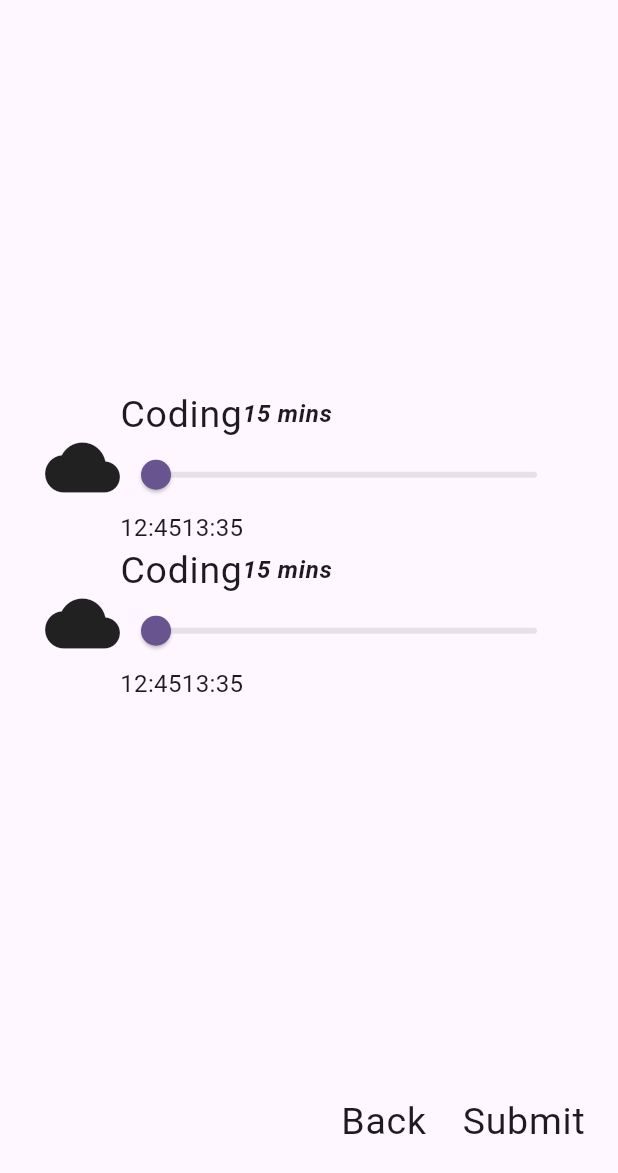
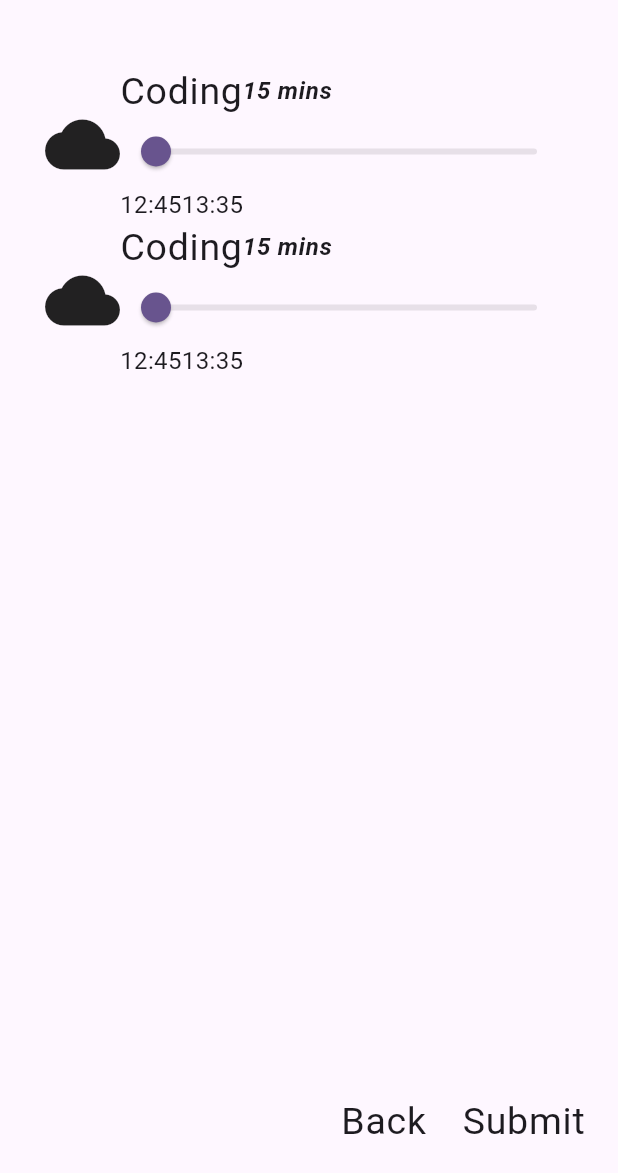
Before and after one commit to EonMurph/FooTime, a Flutter app: the TrackerPage screen opened directly, on a phone screen of 412 x 824 dp, the part 63-1236 px from its top. Run offline on Flutter 3.47's test engine with Material 3 defaults, Android fonts, the phone set to English and light mode, and no system bars.

Commit message:
refactor: formatted files

```diff
--- a/lib/pages/tracker_pages/how_long_page.dart
+++ b/lib/pages/tracker_pages/how_long_page.dart
@@ -21,8 +21,7 @@ class _HowLongPageState extends State<HowLongPage> {
     final startTime = '12:45';
     final endTime = '13:35';
 
-    return Center(
-      child: ListView.builder(
+    return ListView.builder(
       shrinkWrap: true,
       padding: const EdgeInsets.all(30),
       itemCount: activities.length,
@@ -70,7 +69,6 @@ class _HowLongPageState extends State<HowLongPage> {
           ],
         );
       },
-      ),
     );
   }
 }
--- a/lib/pages/tracker_pages/who_what_page.dart
+++ b/lib/pages/tracker_pages/who_what_page.dart
@@ -20,6 +20,7 @@ class WhoWhatPage extends StatelessWidget {
     final double iconSize = 50; // TODO; Change to enum
     final TextStyle labelStyle =
         Theme.of(context).textTheme.labelMedium!; // TODO: Change to enum
+
     return Column(
       children: [
         Text(
```
Lines whose indentation alone changed are shown as unchanged.
